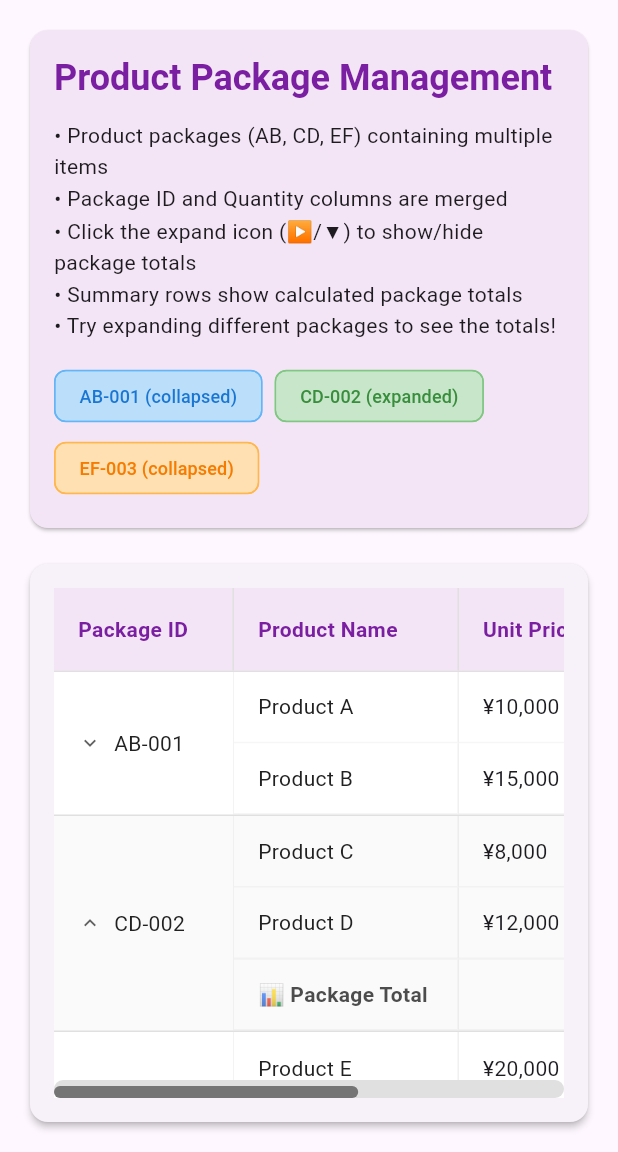
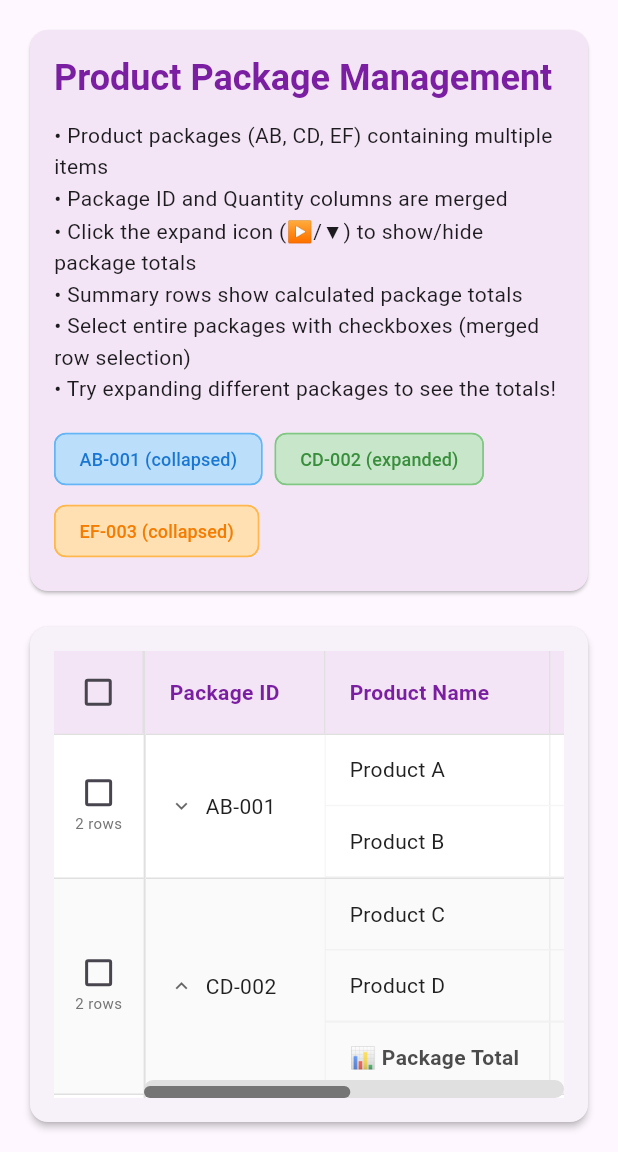
Before and after one commit to kihyun1998/flutter_table_plus, a Flutter app: the ExpandableSummaryExample screen opened directly, on a phone screen of 412 x 824 dp, the part 84-1236 px from its top. Run offline on Flutter 3.47's test engine with Material 3 defaults, Android fonts, the phone set to English and light mode, and no system bars.

Commit message:
example에 selection 추가

```diff
--- a/example/lib/pages/expandable_summary_example.dart
+++ b/example/lib/pages/expandable_summary_example.dart
@@ -19,6 +19,9 @@ class _ExpandableSummaryExampleState extends State<ExpandableSummaryExample> {
     'CD-002': true, // Start with this one expanded
     'EF-003': false,
   };
+
+  // State for managing row selection
+  Set<String> selectedRows = {};
 
   @override
   Widget build(BuildContext context) {
@@ -253,6 +256,7 @@ class _ExpandableSummaryExampleState extends State<ExpandableSummaryExample> {
                       '• Package ID and Quantity columns are merged\n'
                       '• Click the expand icon (▶/▼) to show/hide package totals\n'
                       '• Summary rows show calculated package totals\n'
+                      '• Select entire packages with checkboxes (merged row selection)\n'
                       '• Try expanding different packages to see the totals!',
                       style: TextStyle(fontSize: 14, height: 1.5),
                     ),
@@ -268,6 +272,24 @@ class _ExpandableSummaryExampleState extends State<ExpandableSummaryExample> {
                             expandedStates['EF-003'] ?? false, Colors.orange),
                       ],
                     ),
+                    if (selectedRows.isNotEmpty) ...[
+                      const SizedBox(height: 12),
+                      Container(
+                        padding: const EdgeInsets.all(8),
+                        decoration: BoxDecoration(
+                          color: Colors.purple.shade100,
+                          borderRadius: BorderRadius.circular(8),
+                          border: Border.all(color: Colors.purple.shade300),
+                        ),
+                        child: Text(
+                          '📦 Selected: ${selectedRows.join(', ')} (${selectedRows.length} package${selectedRows.length > 1 ? 's' : ''})',
+                          style: TextStyle(
+                            color: Colors.purple.shade700,
+                            fontWeight: FontWeight.w500,
+                          ),
+                        ),
+                      ),
+                    ],
                   ],
                 ),
               ),
@@ -284,6 +306,28 @@ class _ExpandableSummaryExampleState extends State<ExpandableSummaryExample> {
                     columns: columns,
                     data: data,
                     mergedGroups: mergedGroups,
+                    isSelectable: true,
+                    selectionMode: SelectionMode.multiple,
+                    selectedRows: selectedRows,
+                    onRowSelectionChanged: (rowId, isSelected) {
+                      setState(() {
+                        if (isSelected) {
+                          selectedRows.add(rowId);
+                        } else {
+                          selectedRows.remove(rowId);
+                        }
+                      });
+                    },
+                    onSelectAll: (selectAll) {
+                      setState(() {
+                        if (selectAll) {
+                          // Select all package group IDs
+                          selectedRows.addAll(['AB-001', 'CD-002', 'EF-003']);
+                        } else {
+                          selectedRows.clear();
+                        }
+                      });
+                    },
                     onMergedRowExpandToggle: (groupId) {
                       setState(() {
                         expandedStates[groupId] =
@@ -300,6 +344,12 @@ class _ExpandableSummaryExampleState extends State<ExpandableSummaryExample> {
                       ),
                       bodyTheme: TablePlusBodyTheme(
                         alternateRowColor: Colors.grey.shade50,
+                      ),
+                      selectionTheme: TablePlusSelectionTheme(
+                        checkboxColor: Colors.purple.shade600,
+                        selectedRowColor:
+                            Colors.purple.shade100.withValues(alpha: 0.3),
+                        // hoverColor: Colors.purple.shade50.withValues(alpha: 0.5),
                       ),
                     ),
                   ),
```
